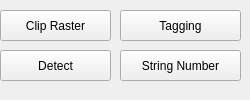
Old version of the form windows/therm_tools.ui in the repository sensehawk/qgis_plugin.
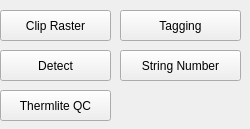
New version of the form.

Commit message: connecting thermlite qc dockwidget

Patch:
```diff
--- a/windows/therm_tools.ui
+++ b/windows/therm_tools.ui
@@ -7,7 +7,7 @@
     <x>0</x>
     <y>0</y>
     <width>250</width>
-    <height>100</height>
+    <height>129</height>
    </rect>
   </property>
   <property name="sizePolicy">
@@ -19,7 +19,7 @@
   <property name="minimumSize">
    <size>
     <width>250</width>
-    <height>100</height>
+    <height>129</height>
    </size>
   </property>
   <property name="windowTitle">
@@ -107,6 +107,19 @@
     <string>Clip Raster</string>
    </property>
   </widget>
+  <widget class="QPushButton" name="thermliteQcButton">
+   <property name="geometry">
+    <rect>
+     <x>0</x>
+     <y>90</y>
+     <width>111</width>
+     <height>31</height>
+    </rect>
+   </property>
+   <property name="text">
+    <string>Thermlite QC</string>
+   </property>
+  </widget>
  </widget>
  <resources/>
  <connections/>
```
The commit also changes 3 other files.
